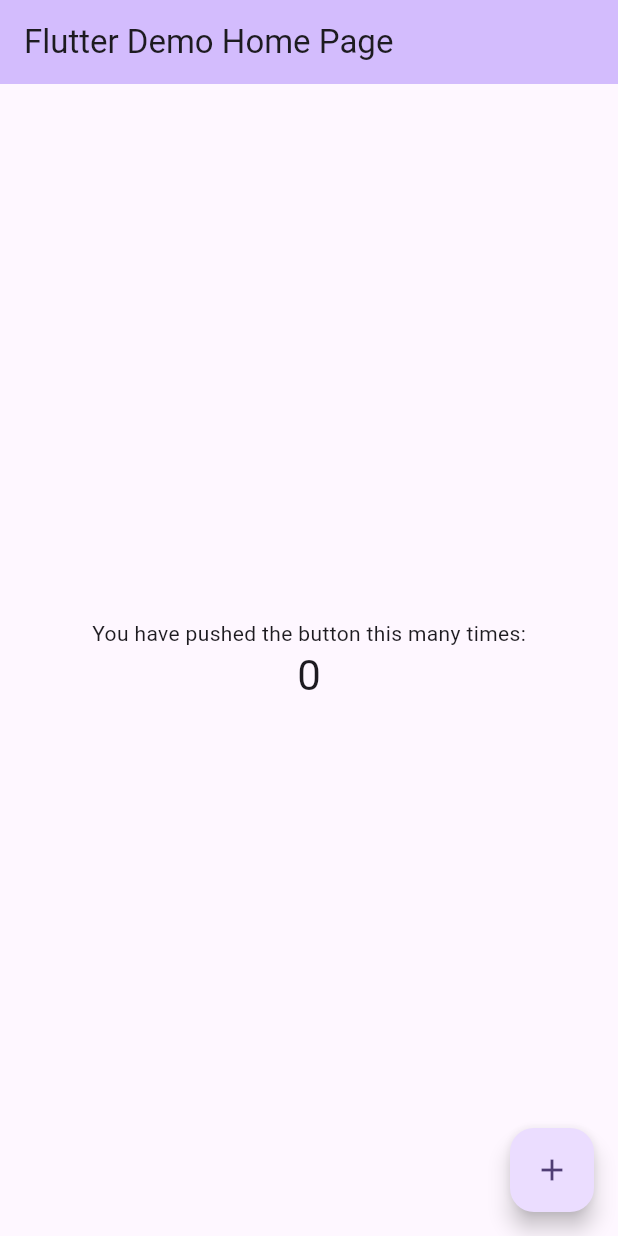
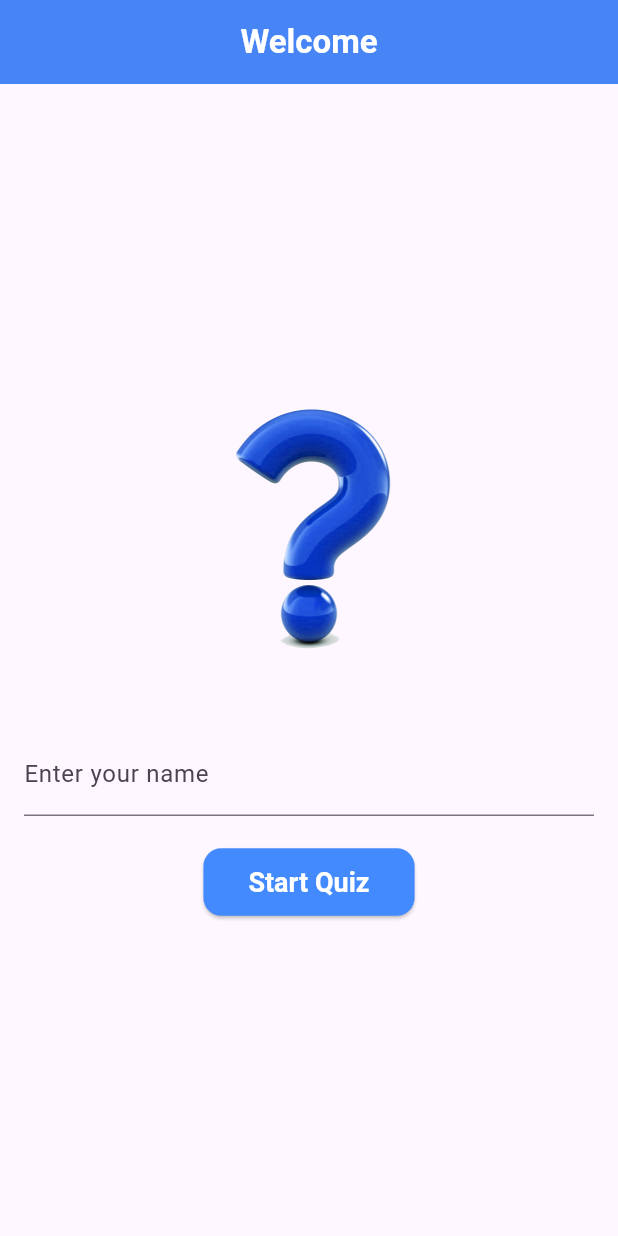
Before and after one commit to Rf3t16/Flutter-Quiz, a Flutter app: the screen it shows after launch, on a phone screen of 412 x 824 dp. Run offline on Flutter 3.47's test engine with Material 3 defaults, Android fonts, the phone set to English and light mode, and no system bars.

Commit message:
Quiz Created

```diff
--- a/lib/main.dart
+++ b/lib/main.dart
@@ -1,125 +1,20 @@
 import 'package:flutter/material.dart';
+import 'routes.dart';
 
 void main() {
-  runApp(const MyApp());
+  runApp(const QuizApp());
 }
 
-class MyApp extends StatelessWidget {
-  const MyApp({super.key});
+class QuizApp extends StatelessWidget {
+  const QuizApp({super.key});
 
-  // This widget is the root of your application.
   @override
   Widget build(BuildContext context) {
     return MaterialApp(
-      title: 'Flutter Demo',
-      theme: ThemeData(
-        // This is the theme of your application.
-        //
-        // TRY THIS: Try running your application with "flutter run". You'll see
-        // the application has a purple toolbar. Then, without quitting the app,
-        // try changing the seedColor in the colorScheme below to Colors.green
-        // and then invoke "hot reload" (save your changes or press the "hot
-        // reload" button in a Flutter-supported IDE, or press "r" if you used
-        // the command line to start the app).
-        //
-        // Notice that the counter didn't reset back to zero; the application
-        // state is not lost during the reload. To reset the state, use hot
-        // restart instead.
-        //
-        // This works for code too, not just values: Most code changes can be
-        // tested with just a hot reload.
-        colorScheme: ColorScheme.fromSeed(seedColor: Colors.deepPurple),
-        useMaterial3: true,
-      ),
-      home: const MyHomePage(title: 'Flutter Demo Home Page'),
+      debugShowCheckedModeBanner: false,
+      title: 'Quiz App',
+      initialRoute: '/',
+      routes: routes,
     );
   }
 }
-
-class MyHomePage extends StatefulWidget {
-  const MyHomePage({super.key, required this.title});
-
-  // This widget is the home page of your application. It is stateful, meaning
-  // that it has a State object (defined below) that contains fields that affect
-  // how it looks.
-
-  // This class is the configuration for the state. It holds the values (in this
-  // case the title) provided by the parent (in this case the App widget) and
-  // used by the build method of the State. Fields in a Widget subclass are
-  // always marked "final".
-
-  final String title;
-
-  @override
-  State<MyHomePage> createState() => _MyHomePageState();
-}
-
-class _MyHomePageState extends State<MyHomePage> {
-  int _counter = 0;
-
-  void _incrementCounter() {
-    setState(() {
-      // This call to setState tells the Flutter framework that something has
-      // changed in this State, which causes it to rerun the build method below
-      // so that the display can reflect the updated values. If we changed
-      // _counter without calling setState(), then the build method would not be
-      // called again, and so nothing would appear to happen.
-      _counter++;
-    });
-  }
-
-  @override
-  Widget build(BuildContext context) {
-    // This method is rerun every time setState is called, for instance as done
-    // by the _incrementCounter method above.
-    //
-    // The Flutter framework has been optimized to make rerunning build methods
-    // fast, so that you can just rebuild anything that needs updating rather
-    // than having to individually change instances of widgets.
-    return Scaffold(
-      appBar: AppBar(
-        // TRY THIS: Try changing the color here to a specific color (to
-        // Colors.amber, perhaps?) and trigger a hot reload to see the AppBar
-        // change color while the other colors stay the same.
-        backgroundColor: Theme.of(context).colorScheme.inversePrimary,
-        // Here we take the value from the MyHomePage object that was created by
-        // the App.build method, and use it to set our appbar title.
-        title: Text(widget.title),
-      ),
-      body: Center(
-        // Center is a layout widget. It takes a single child and positions it
-        // in the middle of the parent.
-        child: Column(
-          // Column is also a layout widget. It takes a list of children and
-          // arranges them vertically. By default, it sizes itself to fit its
-          // children horizontally, and tries to be as tall as its parent.
-          //
-          // Column has various properties to control how it sizes itself and
-          // how it positions its children. Here we use mainAxisAlignment to
-          // center the children vertically; the main axis here is the vertical
-          // axis because Columns are vertical (the cross axis would be
-          // horizontal).
-          //
-          // TRY THIS: Invoke "debug painting" (choose the "Toggle Debug Paint"
-          // action in the IDE, or press "p" in the console), to see the
-          // wireframe for each widget.
-          mainAxisAlignment: MainAxisAlignment.center,
-          children: <Widget>[
-            const Text(
-              'You have pushed the button this many times:',
-            ),
-            Text(
-              '$_counter',
-              style: Theme.of(context).textTheme.headlineMedium,
-            ),
-          ],
-        ),
-      ),
-      floatingActionButton: FloatingActionButton(
-        onPressed: _incrementCounter,
-        tooltip: 'Increment',
-        child: const Icon(Icons.add),
-      ), // This trailing comma makes auto-formatting nicer for build methods.
-    );
-  }
-}
--- /dev/null
+++ b/lib/routes.dart
@@ -0,0 +1,10 @@
+import 'package:flutter/material.dart';
+import 'views/welcome_screen.dart';
+import 'views/quiz_screen.dart';
+import 'views/result_screen.dart';
+
+final Map<String, WidgetBuilder> routes = {
+  '/': (context) => const WelcomeScreen(),
+  '/quiz': (context) => const QuizScreen(),
+  '/result': (context) => const ResultScreen(),
+};
--- /dev/null
+++ b/lib/utils/styles.dart
@@ -0,0 +1,46 @@
+import 'package:flutter/material.dart';
+
+const backGroundColor = Colors.blueAccent;
+const primaryColor = Colors.white;
+
+class AppStyles {
+  static AppBar appBarStyle(String title, {bool? automaticallyImplyLeading}) {
+    return AppBar(
+      title: Text(
+        title,
+        style: const TextStyle(
+            fontSize: 22, fontWeight: FontWeight.bold, color: primaryColor),
+      ),
+      centerTitle: true,
+      backgroundColor: backGroundColor,
+      elevation: 4.0,
+      automaticallyImplyLeading: automaticallyImplyLeading ?? true,
+    );
+  }
+
+  static const TextStyle headingStyle = TextStyle(
+    fontSize: 24,
+    fontWeight: FontWeight.bold,
+    color: Colors.black87,
+  );
+
+  static const TextStyle bodyTextStyle = TextStyle(
+    fontSize: 18,
+    color: Colors.black54,
+  );
+
+  static const EdgeInsets commonPadding = EdgeInsets.all(16.0);
+
+  static ButtonStyle elevatedButtonStyle = ElevatedButton.styleFrom(
+    textStyle: const TextStyle(
+      fontSize: 18,
+      fontWeight: FontWeight.bold,
+    ),
+    backgroundColor: backGroundColor,
+    padding: const EdgeInsets.symmetric(horizontal: 30, vertical: 12),
+    shape: RoundedRectangleBorder(
+      borderRadius: BorderRadius.circular(12.0),
+    ),
+    foregroundColor: primaryColor,
+  );
+}
--- /dev/null
+++ b/lib/views/welcome_screen.dart
@@ -0,0 +1,64 @@
+import 'package:flutter/material.dart';
+import '../utils/styles.dart';
+
+class WelcomeScreen extends StatefulWidget {
+  const WelcomeScreen({super.key});
+
+  @override
+  _WelcomeScreenState createState() => _WelcomeScreenState();
+}
+
+class _WelcomeScreenState extends State<WelcomeScreen> {
+  final _formKey = GlobalKey<FormState>();
+  String name = '';
+
+  @override
+  Widget build(BuildContext context) {
+    return Scaffold(
+      appBar: AppStyles.appBarStyle('Welcome'),
+      body: Column(
+        mainAxisAlignment: MainAxisAlignment.center,
+        children: [
+          Image.asset('assets/pngegg.png', height: 200, width: 200),
+          const SizedBox(height: 20),
+          Padding(
+            padding: AppStyles.commonPadding,
+            child: Form(
+              key: _formKey,
+              child: Column(
+                children: [
+                  TextFormField(
+                    decoration:
+                        const InputDecoration(labelText: 'Enter your name'),
+                    validator: (value) {
+                      if (value == null || value.isEmpty) {
+                        return 'Please enter your name';
+                      } else if (RegExp(r'\d').hasMatch(value)) {
+                        return 'Name cannot contain numbers';
+                      }
+                      return null;
+                    },
+                    onSaved: (value) {
+                      name = value!;
+                    },
+                  ),
+                  const SizedBox(height: 20),
+                  ElevatedButton(
+                    style: AppStyles.elevatedButtonStyle,
+                    onPressed: () {
+                      if (_formKey.currentState!.validate()) {
+                        _formKey.currentState!.save();
+                        Navigator.pushNamed(context, '/quiz', arguments: name);
+                      }
+                    },
+                    child: const Text('Start Quiz'),
+                  ),
+                ],
+              ),
+            ),
+          ),
+        ],
+      ),
+    );
+  }
+}
```
Also changed, not shown: lib/controllers/quiz_controller.dart (added, +49 -0 lines), lib/models/quiz_model.dart (added, +15 -0 lines), lib/views/quiz_screen.dart (added, +100 -0 lines), lib/views/result_screen.dart (added, +61 -0 lines), pubspec.yaml (+4 -4 lines), assets/download.jpeg (added), assets/pic1.png (added), assets/pngegg.png (added), 1 other file.
